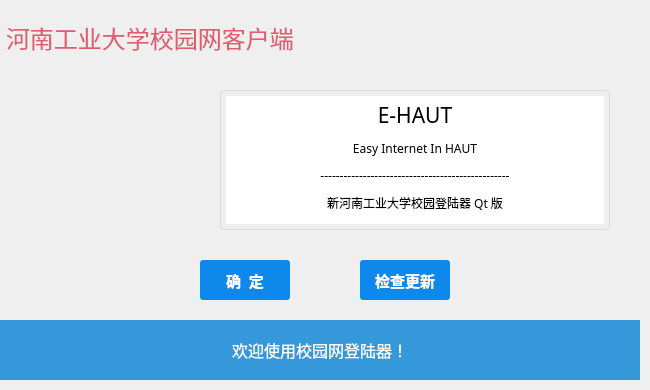
Old version of the form srun-3k-ui/mainwindow.ui in the repository ehaut/srun3k-client-ui.
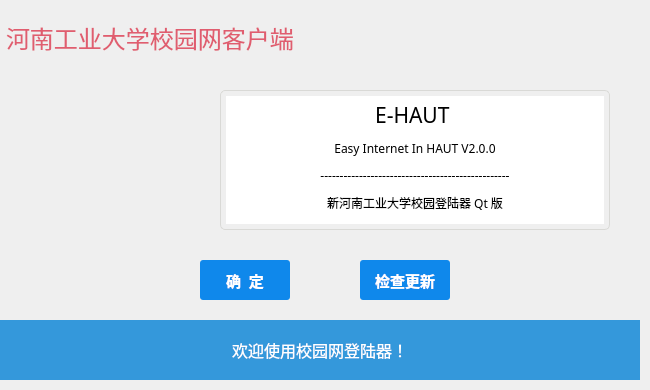
New version of the form. The open tabs and pages were chosen to show the change. Icons and pictures are not drawn.

What changed in the file:
```diff
--- a/srun-3k-ui/mainwindow.ui
+++ b/srun-3k-ui/mainwindow.ui
@@ -1517,8 +1517,8 @@
 &lt;html&gt;&lt;head&gt;&lt;meta name=&quot;qrichtext&quot; content=&quot;1&quot; /&gt;&lt;style type=&quot;text/css&quot;&gt;
 p, li { white-space: pre-wrap; }
 &lt;/style&gt;&lt;/head&gt;&lt;body style=&quot; font-family:'微软雅黑'; font-size:9pt; font-weight:400; font-style:normal;&quot;&gt;
-&lt;p align=&quot;center&quot; style=&quot; margin-top:0px; margin-bottom:10px; margin-left:0px; margin-right:0px; -qt-block-indent:0; text-indent:0px; background-color:#ffffff;&quot;&gt;&lt;span style=&quot; font-size:16pt; background-color:#ffffff;&quot;&gt;E-HAUT&lt;/span&gt;&lt;/p&gt;
-&lt;p align=&quot;center&quot; style=&quot; margin-top:0px; margin-bottom:10px; margin-left:0px; margin-right:0px; -qt-block-indent:0; text-indent:0px; background-color:#ffffff;&quot;&gt;&lt;span style=&quot; background-color:#ffffff;&quot;&gt;Easy Internet In HAUT&lt;/span&gt;&lt;/p&gt;
+&lt;p align=&quot;center&quot; style=&quot; margin-top:0px; margin-bottom:10px; margin-left:0px; margin-right:0px; -qt-block-indent:0; text-indent:0px; background-color:#ffffff;&quot;&gt;&lt;span style=&quot; font-size:16pt; background-color:#ffffff;&quot;&gt;E-HAUT &lt;/span&gt;&lt;/p&gt;
+&lt;p align=&quot;center&quot; style=&quot; margin-top:0px; margin-bottom:10px; margin-left:0px; margin-right:0px; -qt-block-indent:0; text-indent:0px; background-color:#ffffff;&quot;&gt;&lt;span style=&quot; background-color:#ffffff;&quot;&gt;Easy Internet In HAUT V2.0.0&lt;/span&gt;&lt;/p&gt;
 &lt;p align=&quot;center&quot; style=&quot; margin-top:0px; margin-bottom:10px; margin-left:0px; margin-right:0px; -qt-block-indent:0; text-indent:0px; background-color:#ffffff;&quot;&gt;&lt;span style=&quot; background-color:#ffffff;&quot;&gt;-------------------------------------------------&lt;/span&gt;&lt;/p&gt;
 &lt;p align=&quot;center&quot; style=&quot; margin-top:0px; margin-bottom:10px; margin-left:0px; margin-right:0px; -qt-block-indent:0; text-indent:0px; background-color:#ffffff;&quot;&gt;&lt;span style=&quot; background-color:#ffffff;&quot;&gt;新河南工业大学校园登陆器 Qt 版&lt;/span&gt;&lt;/p&gt;
 &lt;p align=&quot;center&quot; style=&quot; margin-top:0px; margin-bottom:10px; margin-left:0px; margin-right:0px; -qt-block-indent:0; text-indent:0px; background-color:#ffffff;&quot;&gt;&lt;span style=&quot; font-family:'Arial,Helvetica'; font-size:13px; color:#666666; background-color:#ffffff;&quot;&gt;©2018 E-haut Team&lt;/span&gt;&lt;/p&gt;
```
Left out of the diff: 2 changed lines with no effect on the pictures.
